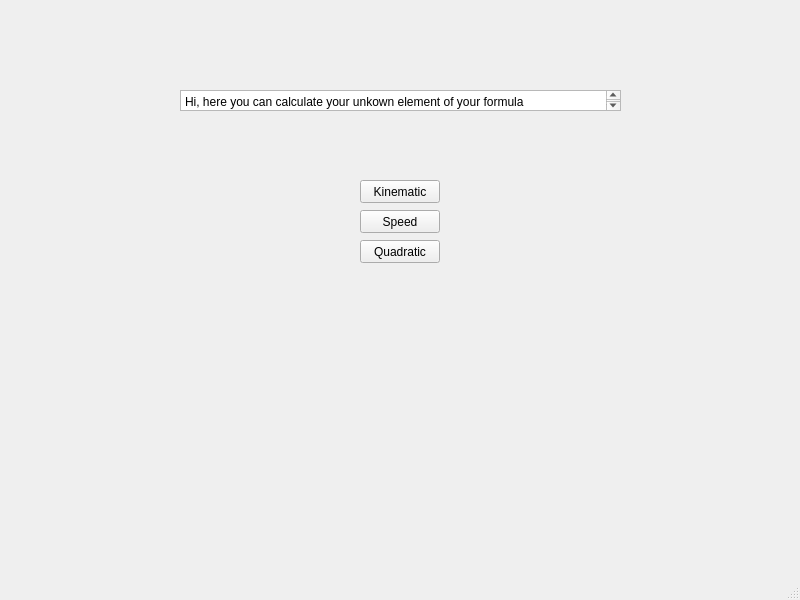
Before: the Qt Designer form screen2.ui in yolo1CLo/Yearwork, drawn with Qt 5.
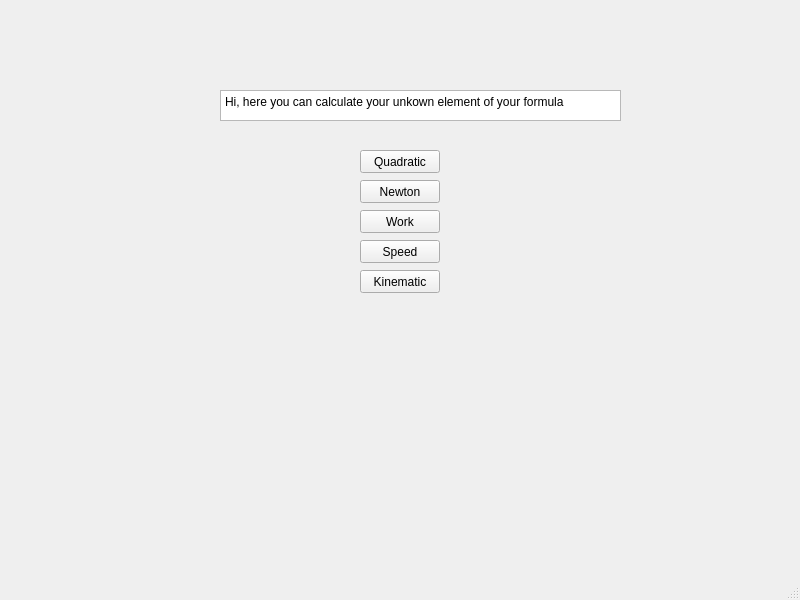
After: the same form once the commit is applied.

Patch:
```diff
--- a/screen2.ui
+++ b/screen2.ui
@@ -14,24 +14,11 @@
    <string>MainWindow</string>
   </property>
   <widget class="QWidget" name="centralwidget">
-   <widget class="QPlainTextEdit" name="plainTextEdit">
-    <property name="geometry">
-     <rect>
-      <x>180</x>
-      <y>90</y>
-      <width>441</width>
-      <height>21</height>
-     </rect>
-    </property>
-    <property name="plainText">
-     <string>Hi, here you can calculate your unkown element of your formula</string>
-    </property>
-   </widget>
    <widget class="QPushButton" name="pushButton">
     <property name="geometry">
      <rect>
       <x>360</x>
-      <y>180</y>
+      <y>270</y>
       <width>80</width>
       <height>23</height>
      </rect>
@@ -40,20 +27,7 @@
      <string>Kinematic</string>
     </property>
    </widget>
-   <widget class="QPushButton" name="pushButton_2">
-    <property name="geometry">
-     <rect>
-      <x>360</x>
-      <y>210</y>
-      <width>80</width>
-      <height>23</height>
-     </rect>
-    </property>
-    <property name="text">
-     <string>Speed</string>
-    </property>
-   </widget>
-   <widget class="QPushButton" name="pushButton_3">
+   <widget class="QPushButton" name="pushButton_5">
     <property name="geometry">
      <rect>
       <x>360</x>
@@ -63,9 +37,61 @@
      </rect>
     </property>
     <property name="text">
+     <string>Speed</string>
+    </property>
+   </widget>
+   <widget class="QPushButton" name="pushButton_1">
+    <property name="geometry">
+     <rect>
+      <x>360</x>
+      <y>150</y>
+      <width>80</width>
+      <height>23</height>
+     </rect>
+    </property>
+    <property name="text">
      <string>Quadratic</string>
     </property>
    </widget>
+   <widget class="QPushButton" name="pushButton_3">
+    <property name="geometry">
+     <rect>
+      <x>360</x>
+      <y>180</y>
+      <width>80</width>
+      <height>23</height>
+     </rect>
+    </property>
+    <property name="text">
+     <string>Newton</string>
+    </property>
+   </widget>
+   <widget class="QPushButton" name="pushButton_4">
+    <property name="geometry">
+     <rect>
+      <x>360</x>
+      <y>210</y>
+      <width>80</width>
+      <height>23</height>
+     </rect>
+    </property>
+    <property name="text">
+     <string>Work</string>
+    </property>
+   </widget>
+   <widget class="QPlainTextEdit" name="plainTextEdit_2">
+    <property name="geometry">
+     <rect>
+      <x>220</x>
+      <y>90</y>
+      <width>401</width>
+      <height>31</height>
+     </rect>
+    </property>
+    <property name="plainText">
+     <string>Hi, here you can calculate your unkown element of your formula</string>
+    </property>
+   </widget>
   </widget>
   <widget class="QMenuBar" name="menubar">
    <property name="geometry">
```
Left out of the diff: 1 changed line with no effect on the pictures.
